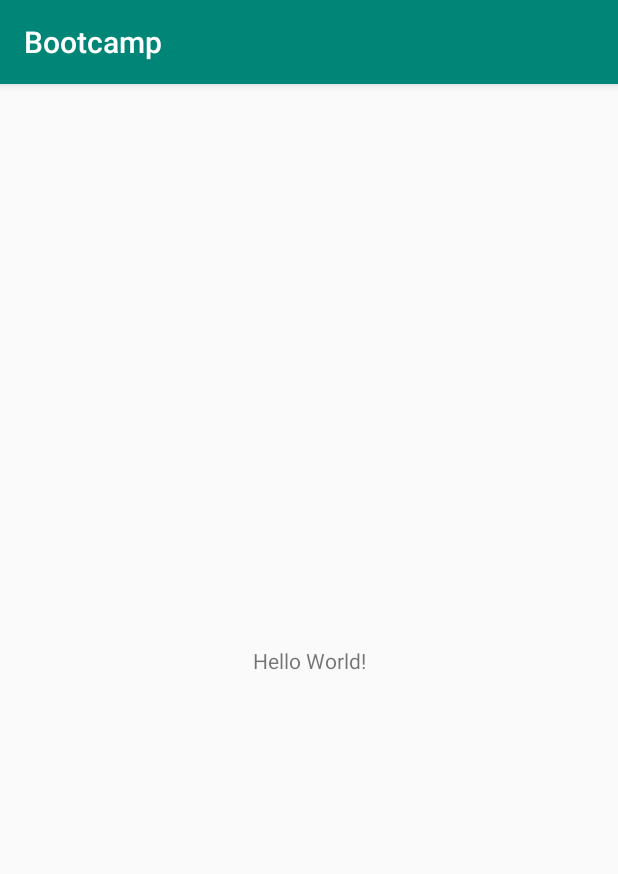
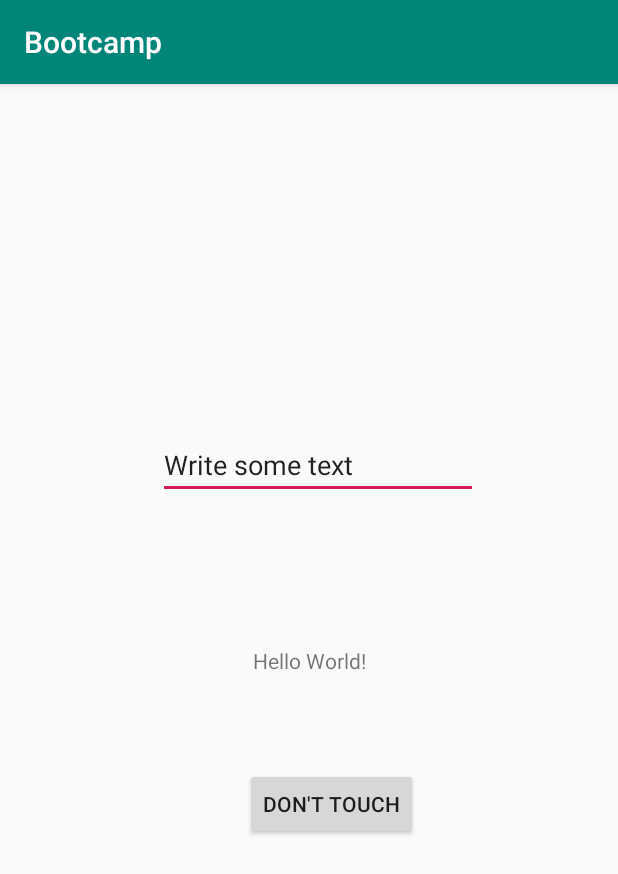
Before and after one commit to RaphaelBonatti/sdp-bootcamp, an Android app: the screen it shows after launch (MainActivity), on a phone screen of 412 x 824 dp. Shown: the top 874 px of the screen. Run offline under Robolectric (Android 15) with nearby library versions, the phone set to English and light mode, and no system bars.

Commit message:
Add text box and button

```diff
--- a/app/src/main/res/layout/activity_main.xml
+++ b/app/src/main/res/layout/activity_main.xml
@@ -15,4 +15,27 @@
         app:layout_constraintRight_toRightOf="parent"
         app:layout_constraintTop_toTopOf="parent" />
 
+    <EditText
+        android:id="@+id/editText"
+        android:layout_width="wrap_content"
+        android:layout_height="wrap_content"
+        android:layout_marginStart="105dp"
+        android:layout_marginTop="231dp"
+        android:ems="10"
+        android:inputType="textPersonName"
+        android:text="Write some text"
+        app:layout_constraintStart_toStartOf="parent"
+        app:layout_constraintTop_toTopOf="parent" />
+
+    <Button
+        android:id="@+id/button"
+        android:layout_width="wrap_content"
+        android:layout_height="wrap_content"
+        android:layout_marginStart="163dp"
+        android:layout_marginTop="456dp"
+        android:fadingEdge="horizontal|vertical|none"
+        android:text="Don't touch"
+        app:layout_constraintStart_toStartOf="parent"
+        app:layout_constraintTop_toTopOf="parent" />
+
 </androidx.constraintlayout.widget.ConstraintLayout>
```
